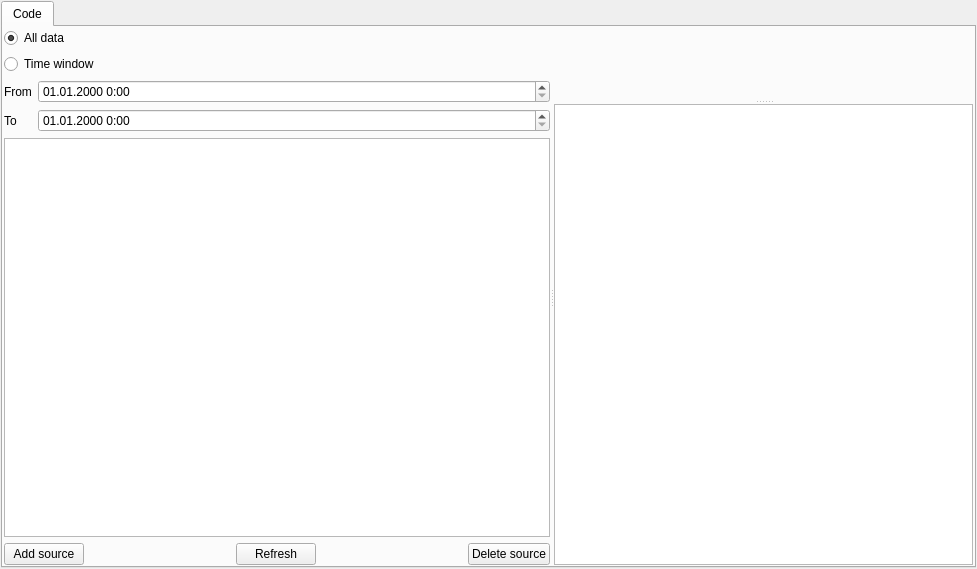
The window that ui/strategywidget.ui (asakul/nailab) describes before a commit, drawn with Qt 5.
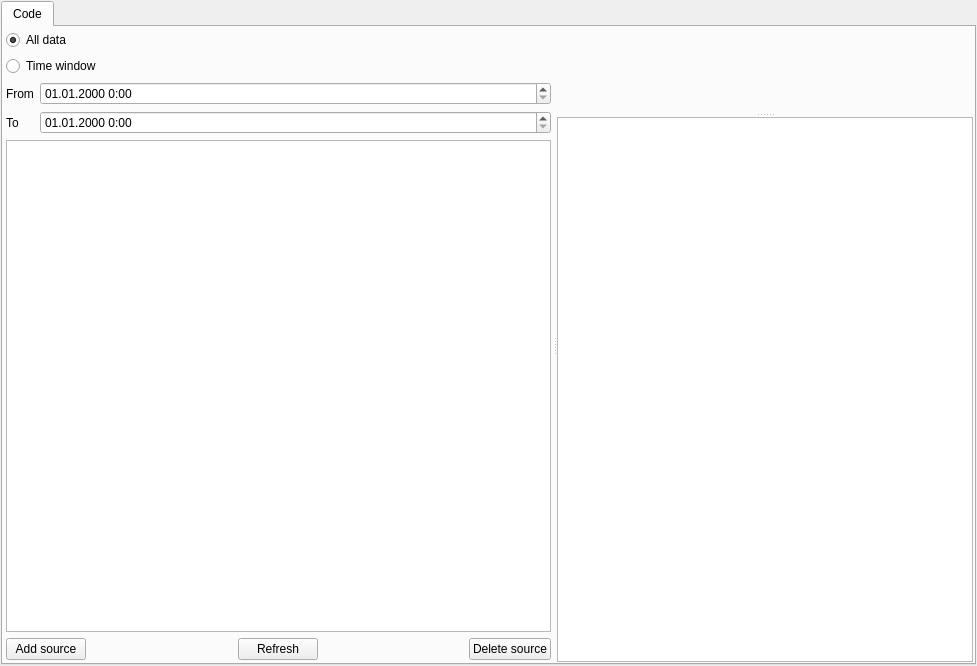
The same window after the commit. Custom widgets are drawn as their Qt base class.

Patch:
```diff
--- a/ui/strategywidget.ui
+++ b/ui/strategywidget.ui
@@ -7,7 +7,7 @@
     <x>0</x>
     <y>0</y>
     <width>977</width>
-    <height>569</height>
+    <height>666</height>
    </rect>
   </property>
   <property name="windowTitle">
@@ -55,7 +55,19 @@
          </property>
          <widget class="QWidget" name="gridLayoutWidget">
           <layout class="QGridLayout" name="gridLayout_2">
-           <item row="5" column="0" colspan="2">
+           <property name="leftMargin">
+            <number>2</number>
+           </property>
+           <property name="topMargin">
+            <number>2</number>
+           </property>
+           <property name="rightMargin">
+            <number>2</number>
+           </property>
+           <property name="bottomMargin">
+            <number>2</number>
+           </property>
+           <item row="7" column="0" colspan="2">
             <layout class="QHBoxLayout" name="horizontalLayout">
              <item>
               <widget class="QPushButton" name="b_addSource">
@@ -106,27 +118,27 @@
              </item>
             </layout>
            </item>
-           <item row="3" column="1">
-            <widget class="QDateTimeEdit" name="dte_to">
-             <property name="displayFormat">
-              <string>dd.MM.yyyy H:mm</string>
-             </property>
-            </widget>
-           </item>
-           <item row="2" column="1">
+           <item row="4" column="1">
             <widget class="QDateTimeEdit" name="dte_from">
              <property name="displayFormat">
               <string>dd.MM.yyyy H:mm</string>
              </property>
             </widget>
            </item>
-           <item row="3" column="0">
+           <item row="5" column="0">
             <widget class="QLabel" name="label_2">
              <property name="text">
               <string>To</string>
              </property>
             </widget>
            </item>
+           <item row="5" column="1">
+            <widget class="QDateTimeEdit" name="dte_to">
+             <property name="displayFormat">
+              <string>dd.MM.yyyy H:mm</string>
+             </property>
+            </widget>
+           </item>
            <item row="0" column="0" colspan="2">
             <widget class="QRadioButton" name="rb_allData">
              <property name="text">
@@ -137,7 +149,7 @@
              </property>
             </widget>
            </item>
-           <item row="4" column="0" colspan="2">
+           <item row="6" column="0" colspan="2">
             <widget class="QTreeWidget" name="tw_feeds">
              <property name="sizePolicy">
               <sizepolicy hsizetype="Expanding" vsizetype="Expanding">
@@ -161,7 +173,7 @@
              </column>
             </widget>
            </item>
-           <item row="2" column="0">
+           <item row="4" column="0">
             <widget class="QLabel" name="label">
              <property name="sizePolicy">
               <sizepolicy hsizetype="Maximum" vsizetype="Preferred">
```
